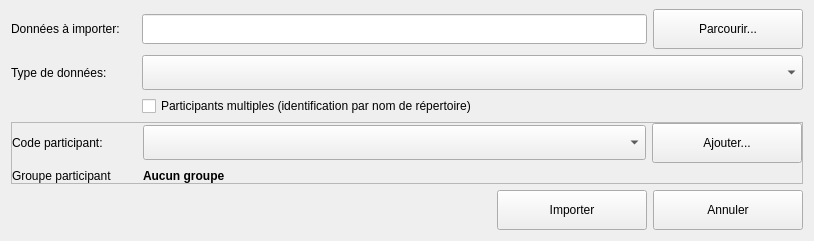
The window that python/resources/ui/ImportManager.ui (introlab/OpenIMU) describes before a commit, drawn with Qt 5.
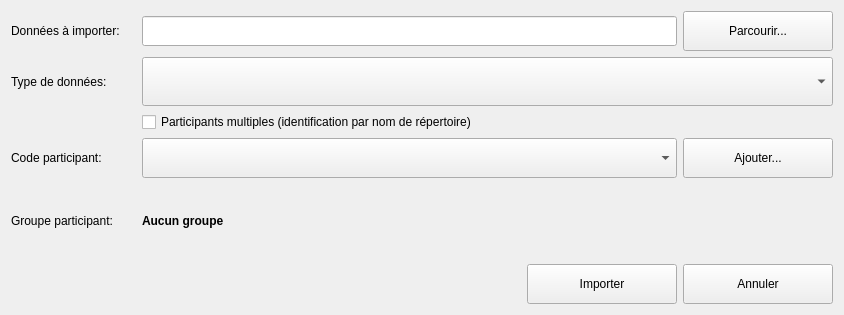
The same window after the commit. Icons and pictures are not drawn.

Commit message: Fixed some layout issues on Mac

```diff
--- a/python/resources/ui/ImportManager.ui
+++ b/python/resources/ui/ImportManager.ui
@@ -6,8 +6,8 @@
    <rect>
     <x>0</x>
     <y>0</y>
-    <width>814</width>
-    <height>241</height>
+    <width>844</width>
+    <height>315</height>
    </rect>
   </property>
   <property name="windowTitle">
@@ -18,12 +18,6 @@
     <normaloff>:/OpenIMU/icons/OpenIMU.png</normaloff>:/OpenIMU/icons/OpenIMU.png</iconset>
   </property>
   <layout class="QVBoxLayout" name="verticalLayout">
-   <property name="spacing">
-    <number>6</number>
-   </property>
-   <property name="topMargin">
-    <number>9</number>
-   </property>
    <item>
     <layout class="QFormLayout" name="formLayout">
      <property name="sizeConstraint">
@@ -79,7 +73,7 @@
          </property>
          <property name="maximumSize">
           <size>
-           <width>16777215</width>
+           <width>150</width>
            <height>40</height>
           </size>
          </property>
@@ -144,27 +138,60 @@
     </layout>
    </item>
    <item>
-    <widget class="QFrame" name="frameParticipant">
-     <property name="frameShape">
-      <enum>QFrame::StyledPanel</enum>
-     </property>
-     <property name="frameShadow">
-      <enum>QFrame::Raised</enum>
-     </property>
      <layout class="QFormLayout" name="formLayout_2">
-      <property name="leftMargin">
-       <number>0</number>
-      </property>
-      <property name="topMargin">
-       <number>0</number>
-      </property>
-      <property name="rightMargin">
-       <number>0</number>
-      </property>
-      <property name="bottomMargin">
-       <number>0</number>
-      </property>
-      <item row="2" column="0">
+     <item row="0" column="1">
+      <layout class="QHBoxLayout" name="horizontalLayout_3">
+       <item>
+        <widget class="QComboBox" name="cmbParticipant">
+         <property name="minimumSize">
+          <size>
+           <width>200</width>
+           <height>40</height>
+          </size>
+         </property>
+         <property name="editable">
+          <bool>false</bool>
+         </property>
+        </widget>
+       </item>
+       <item>
+        <widget class="QPushButton" name="btnAddPart">
+         <property name="minimumSize">
+          <size>
+           <width>150</width>
+           <height>40</height>
+          </size>
+         </property>
+         <property name="maximumSize">
+          <size>
+           <width>150</width>
+           <height>40</height>
+          </size>
+         </property>
+         <property name="cursor">
+          <cursorShape>PointingHandCursor</cursorShape>
+         </property>
+         <property name="text">
+          <string>Ajouter...</string>
+         </property>
+         <property name="icon">
+          <iconset>
+           <normaloff>:/OpenIMU/icons/participant.png</normaloff>:/OpenIMU/icons/participant.png</iconset>
+         </property>
+         <property name="iconSize">
+          <size>
+           <width>20</width>
+           <height>20</height>
+          </size>
+         </property>
+         <property name="autoDefault">
+          <bool>false</bool>
+         </property>
+        </widget>
+       </item>
+      </layout>
+     </item>
+     <item row="1" column="0">
        <widget class="QLabel" name="lblGroup">
         <property name="sizePolicy">
          <sizepolicy hsizetype="Preferred" vsizetype="Expanding">
@@ -173,11 +200,11 @@
          </sizepolicy>
         </property>
         <property name="text">
-         <string>Groupe participant</string>
+        <string>Groupe participant:</string>
         </property>
        </widget>
       </item>
-      <item row="2" column="1">
+     <item row="1" column="1">
        <widget class="QLabel" name="lblGroupName">
         <property name="sizePolicy">
          <sizepolicy hsizetype="Preferred" vsizetype="Expanding">
@@ -196,7 +223,7 @@
         </property>
        </widget>
       </item>
-      <item row="1" column="0">
+     <item row="0" column="0">
        <widget class="QLabel" name="lblParticipant">
         <property name="sizePolicy">
          <sizepolicy hsizetype="Preferred" vsizetype="Expanding">
@@ -215,60 +242,7 @@
         </property>
        </widget>
       </item>
-      <item row="1" column="1">
-       <layout class="QHBoxLayout" name="horizontalLayout_3">
-        <item>
-         <widget class="QComboBox" name="cmbParticipant">
-          <property name="minimumSize">
-           <size>
-            <width>0</width>
-            <height>35</height>
-           </size>
-          </property>
-          <property name="editable">
-           <bool>false</bool>
-          </property>
-         </widget>
-        </item>
-        <item>
-         <widget class="QPushButton" name="btnAddPart">
-          <property name="sizePolicy">
-           <sizepolicy hsizetype="Maximum" vsizetype="Fixed">
-            <horstretch>0</horstretch>
-            <verstretch>0</verstretch>
-           </sizepolicy>
-          </property>
-          <property name="minimumSize">
-           <size>
-            <width>150</width>
-            <height>40</height>
-           </size>
-          </property>
-          <property name="cursor">
-           <cursorShape>PointingHandCursor</cursorShape>
-          </property>
-          <property name="text">
-           <string>Ajouter...</string>
-          </property>
-          <property name="icon">
-           <iconset resource="../core.qrc">
-            <normaloff>:/OpenIMU/icons/participant.png</normaloff>:/OpenIMU/icons/participant.png</iconset>
-          </property>
-          <property name="iconSize">
-           <size>
-            <width>20</width>
-            <height>20</height>
-           </size>
-          </property>
-          <property name="autoDefault">
-           <bool>false</bool>
-          </property>
-         </widget>
-        </item>
-       </layout>
-      </item>
-     </layout>
-    </widget>
+    </layout>
    </item>
    <item>
     <layout class="QHBoxLayout" name="horizontalLayout">
@@ -293,6 +267,12 @@
          <height>40</height>
         </size>
        </property>
+       <property name="maximumSize">
+        <size>
+         <width>50</width>
+         <height>40</height>
+        </size>
+       </property>
        <property name="cursor">
         <cursorShape>PointingHandCursor</cursorShape>
        </property>
@@ -322,6 +302,12 @@
          <height>40</height>
         </size>
        </property>
+       <property name="maximumSize">
+        <size>
+         <width>150</width>
+         <height>40</height>
+        </size>
+       </property>
        <property name="cursor">
         <cursorShape>PointingHandCursor</cursorShape>
        </property>
```
Left out of the diff: 10 changed lines with no effect on the pictures. Lines whose indentation alone changed are shown as unchanged. The commit also changes 10 other files.
